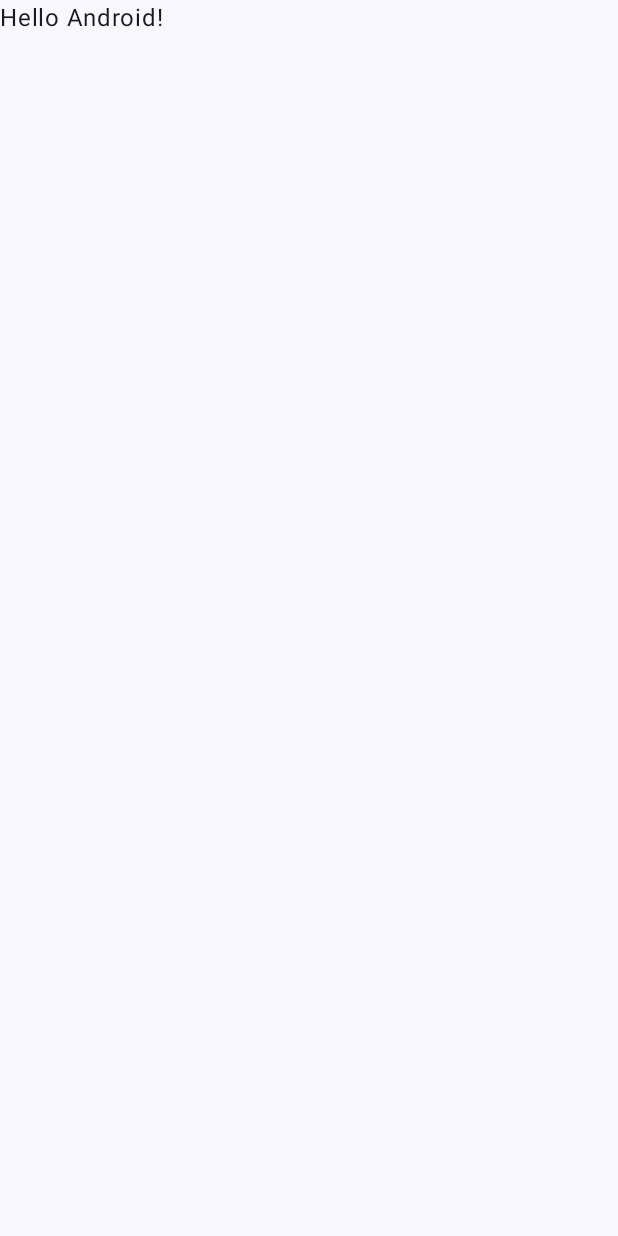
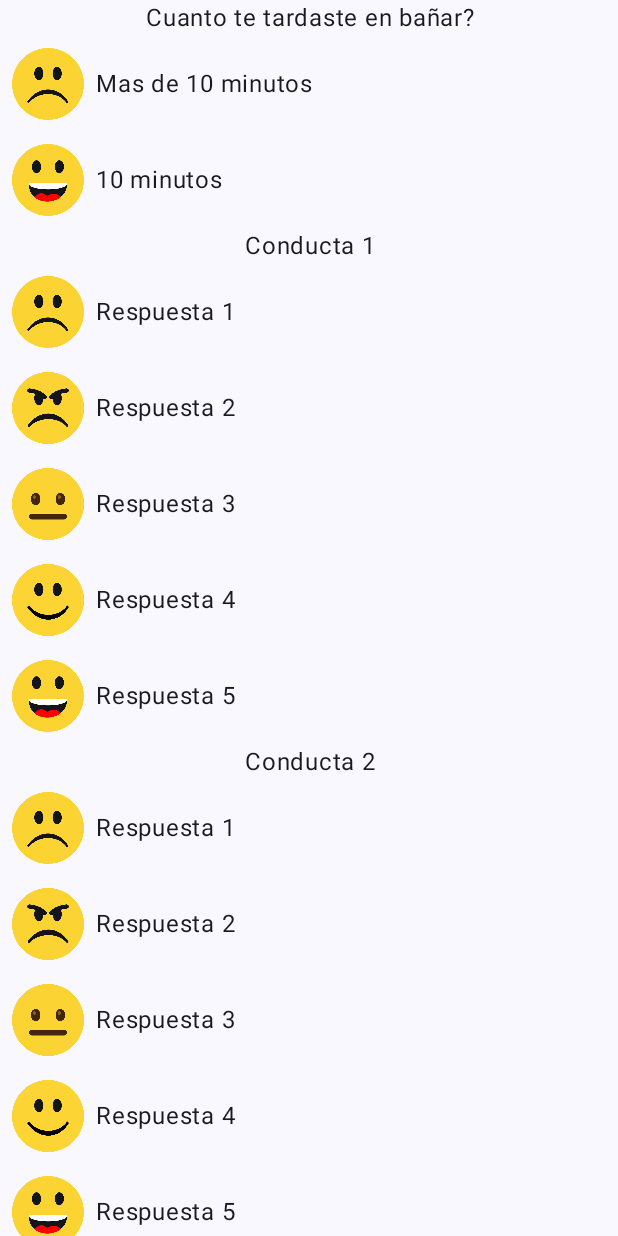
Before and after one commit to rafavela/LitrosDeAgua, an Android app built with Jetpack Compose: the screen it shows after launch (MainActivity), on a phone screen of 412 x 824 dp. Before the commit the screen is almost empty. Run offline under Robolectric (Android 15) with nearby library versions, the phone set to English and light mode, and no system bars.

Commit message:
Add behaviour layout

```diff
--- a/app/src/main/java/com/dragonfruit/litrosdeagua/MainActivity.kt
+++ b/app/src/main/java/com/dragonfruit/litrosdeagua/MainActivity.kt
@@ -1,5 +1,6 @@
 package com.dragonfruit.litrosdeagua
 
+import android.annotation.SuppressLint
 import android.os.Bundle
 import androidx.activity.ComponentActivity
 import androidx.activity.compose.setContent
@@ -7,41 +8,33 @@ import androidx.activity.enableEdgeToEdge
 import androidx.compose.foundation.layout.fillMaxSize
 import androidx.compose.foundation.layout.padding
 import androidx.compose.material3.Scaffold
-import androidx.compose.material3.Text
 import androidx.compose.runtime.Composable
 import androidx.compose.ui.Modifier
 import androidx.compose.ui.tooling.preview.Preview
+import com.dragonfruit.litrosdeagua.data.BehaviourList
+import com.dragonfruit.litrosdeagua.ui.BehaviourComponent
+import com.dragonfruit.litrosdeagua.ui.BehaviourLayout
 import com.dragonfruit.litrosdeagua.ui.theme.LitrosDeAguaTheme
 
 class MainActivity : ComponentActivity() {
+    @SuppressLint("UnusedMaterial3ScaffoldPaddingParameter")
     override fun onCreate(savedInstanceState: Bundle?) {
         super.onCreate(savedInstanceState)
         enableEdgeToEdge()
         setContent {
             LitrosDeAguaTheme {
-                Scaffold(modifier = Modifier.fillMaxSize()) { innerPadding ->
-                    Greeting(
-                        name = "Android",
-                        modifier = Modifier.padding(innerPadding)
-                    )
+                Scaffold(modifier = Modifier.fillMaxSize()) {
+                    BehaviourLayout(BehaviourList.behaviours)
                 }
             }
         }
     }
 }
 
-@Composable
-fun Greeting(name: String, modifier: Modifier = Modifier) {
-    Text(
-        text = "Hello $name!",
-        modifier = modifier
-    )
-}
-
 @Preview(showBackground = true)
 @Composable
 fun GreetingPreview() {
     LitrosDeAguaTheme {
-        Greeting("Android")
+        BehaviourLayout(BehaviourList.behaviours)
     }
 }
--- /dev/null
+++ b/app/src/main/java/com/dragonfruit/litrosdeagua/data/Action.kt
@@ -0,0 +1,9 @@
+package com.dragonfruit.litrosdeagua.data
+
+import androidx.annotation.DrawableRes
+import androidx.annotation.StringRes
+
+data class Action(
+    @DrawableRes val icon: Int,
+    @StringRes val behaviour: Int,
+)
--- /dev/null
+++ b/app/src/main/java/com/dragonfruit/litrosdeagua/data/Behaviour.kt
@@ -0,0 +1,8 @@
+package com.dragonfruit.litrosdeagua.data
+
+import androidx.annotation.StringRes
+
+data class Behaviour(
+    @StringRes val title: Int,
+    val actionList: List<Action>,
+)
--- /dev/null
+++ b/app/src/main/java/com/dragonfruit/litrosdeagua/data/BehaviourList.kt
@@ -0,0 +1,63 @@
+package com.dragonfruit.litrosdeagua.data
+
+
+import com.dragonfruit.litrosdeagua.R
+
+object BehaviourList {
+    val behaviours = listOf(
+        Behaviour(
+            title = R.string.ShowerTime,
+            actionList = listOf(
+                Action(icon = R.drawable.sad_icon, behaviour = R.string.MoreThanTenMinutes),
+                Action(icon = R.drawable.laugh_icon, behaviour = R.string.TenMinutes),
+            )
+        ),
+        Behaviour(
+            title = R.string.Behaviour1,
+            actionList = listOf(
+                Action(icon = R.drawable.sad_icon, behaviour = R.string.Behaviour1Answer1),
+                Action(icon = R.drawable.angry_icon, behaviour = R.string.Behaviour1Answer2),
+                Action(icon = R.drawable.neutral_face_emoji_icon, behaviour = R.string.Behaviour1Answer3),
+                Action(icon = R.drawable.smiley_icon, behaviour = R.string.Behaviour1Answer4),
+                Action(icon = R.drawable.laugh_icon, behaviour = R.string.Behaviour1Answer5),
+            )
+        ),
+        Behaviour(
+            title = R.string.Behaviour2,
+            actionList = listOf(
+                Action(icon = R.drawable.sad_icon, behaviour = R.string.Behaviour2Answer1),
+                Action(icon = R.drawable.angry_icon, behaviour = R.string.Behaviour2Answer2),
+                Action(icon = R.drawable.neutral_face_emoji_icon, behaviour = R.string.Behaviour2Answer3),
+                Action(icon = R.drawable.smiley_icon, behaviour = R.string.Behaviour2Answer4),
+                Action(icon = R.drawable.laugh_icon, behaviour = R.string.Behaviour2Answer5),
+            )
+        ),
+        Behaviour(
+            title = R.string.BottledWater,
+            actionList = listOf(
+                Action(icon = R.drawable.sad_icon, behaviour = R.string.BottledWaterNo),
+                Action(icon = R.drawable.laugh_icon, behaviour = R.string.BottledWaterYes),
+            )
+        ),
+        Behaviour(
+            title = R.string.Behaviour3,
+            actionList = listOf(
+                Action(icon = R.drawable.sad_icon, behaviour = R.string.Behaviour3Answer1),
+                Action(icon = R.drawable.angry_icon, behaviour = R.string.Behaviour3Answer2),
+                Action(icon = R.drawable.neutral_face_emoji_icon, behaviour = R.string.Behaviour3Answer3),
+                Action(icon = R.drawable.smiley_icon, behaviour = R.string.Behaviour3Answer4),
+                Action(icon = R.drawable.laugh_icon, behaviour = R.string.Behaviour3Answer5),
+            )
+        ),
+        Behaviour(
+            title = R.string.Behaviour4,
+            actionList = listOf(
+                Action(icon = R.drawable.sad_icon, behaviour = R.string.Behaviour4Answer1),
+                Action(icon = R.drawable.angry_icon, behaviour = R.string.Behaviour4Answer2),
+                Action(icon = R.drawable.neutral_face_emoji_icon, behaviour = R.string.Behaviour4Answer3),
+                Action(icon = R.drawable.smiley_icon, behaviour = R.string.Behaviour4Answer4),
+                Action(icon = R.drawable.laugh_icon, behaviour = R.string.Behaviour4Answer5),
+            )
+        ),
+    )
+}
--- /dev/null
+++ b/app/src/main/java/com/dragonfruit/litrosdeagua/data/DataSource.kt
@@ -0,0 +1,5 @@
+package com.dragonfruit.litrosdeagua.data
+
+object DataSource {
+//    val
+}
--- /dev/null
+++ b/app/src/main/java/com/dragonfruit/litrosdeagua/ui/BehaviourLayout.kt
@@ -0,0 +1,74 @@
+package com.dragonfruit.litrosdeagua.ui
+
+import androidx.compose.foundation.Image
+import androidx.compose.runtime.Composable
+import androidx.compose.foundation.layout.Row
+import androidx.compose.foundation.layout.Column
+import androidx.compose.foundation.layout.fillMaxWidth
+import androidx.compose.foundation.layout.padding
+import androidx.compose.foundation.layout.size
+import androidx.compose.material3.Text
+import androidx.compose.ui.Alignment
+import androidx.compose.ui.res.painterResource
+import androidx.compose.ui.tooling.preview.Preview
+import com.dragonfruit.litrosdeagua.ui.theme.LitrosDeAguaTheme
+import androidx.compose.ui.Modifier
+import androidx.compose.ui.res.dimensionResource
+import androidx.compose.ui.res.stringResource
+import androidx.compose.ui.text.style.TextAlign
+import com.dragonfruit.litrosdeagua.R
+import com.dragonfruit.litrosdeagua.data.Action
+import com.dragonfruit.litrosdeagua.data.Behaviour
+import com.dragonfruit.litrosdeagua.data.BehaviourList
+import androidx.compose.foundation.lazy.items
+import androidx.compose.foundation.lazy.LazyColumn
+
+@Composable
+fun BehaviourLayout(behaviourList: List<Behaviour>){
+    LazyColumn {
+        items (behaviourList) {
+            BehaviourComponent(it)
+        }
+    }
+}
+
+@Composable
+fun BehaviourComponent(behaviour: Behaviour){
+    Column {
+        Text(
+            text = stringResource(behaviour.title) ,
+            textAlign = TextAlign.Center,
+            modifier = Modifier.fillMaxWidth(),
+        )
+        for(action in behaviour.actionList){
+            ActionComponent(action)
+        }
+    }
+}
+
+@Composable
+fun ActionComponent(
+    action: Action
+){
+    Row{
+        Image(
+            painter = painterResource(action.icon),
+            contentDescription = null,
+            modifier = Modifier
+                .size(dimensionResource(R.dimen.image_size))
+                .padding(dimensionResource(R.dimen.padding_small)),
+        )
+        Text(
+            text= stringResource(action.behaviour),
+            modifier = Modifier.fillMaxWidth().align(Alignment.CenterVertically),
+        )
+    }
+}
+
+@Preview(showBackground = true)
+@Composable
+fun BehaviourComponentPreview() {
+    LitrosDeAguaTheme {
+        BehaviourLayout(BehaviourList.behaviours)
+    }
+}
--- /dev/null
+++ b/app/src/main/res/values/dimens.xml
@@ -0,0 +1,6 @@
+<?xml version="1.0" encoding="utf-8"?>
+<resources>
+    <dimen name="padding_small">8dp</dimen>
+    <dimen name="padding_medium">16dp</dimen>
+    <dimen name="image_size">64dp</dimen>
+</resources>
--- a/app/src/main/res/values/strings.xml
+++ b/app/src/main/res/values/strings.xml
@@ -1,3 +1,33 @@
 <resources>
     <string name="app_name">LitrosDeAgua</string>
+    <string name="ShowerTime">Cuanto te tardaste en bañar?</string>
+    <string name="TenMinutes">10 minutos</string>
+    <string name="MoreThanTenMinutes">Mas de 10 minutos</string>
+    <string name="BottledWater">Compraste hoy agua embotellada?</string>
+    <string name="BottledWaterYes">Si</string>
+    <string name="BottledWaterNo">No</string>
+    <string name="Behaviour1">Conducta 1</string>
+    <string name="Behaviour1Answer1">Respuesta 1</string>
+    <string name="Behaviour1Answer2">Respuesta 2</string>
+    <string name="Behaviour1Answer3">Respuesta 3</string>
+    <string name="Behaviour1Answer4">Respuesta 4</string>
+    <string name="Behaviour1Answer5">Respuesta 5</string>
+    <string name="Behaviour2">Conducta 2</string>
+    <string name="Behaviour2Answer1">Respuesta 1</string>
+    <string name="Behaviour2Answer2">Respuesta 2</string>
+    <string name="Behaviour2Answer3">Respuesta 3</string>
+    <string name="Behaviour2Answer4">Respuesta 4</string>
+    <string name="Behaviour2Answer5">Respuesta 5</string>
+    <string name="Behaviour3">Conducta 3</string>
+    <string name="Behaviour3Answer1">Respuesta 1</string>
+    <string name="Behaviour3Answer2">Respuesta 2</string>
+    <string name="Behaviour3Answer3">Respuesta 3</string>
+    <string name="Behaviour3Answer4">Respuesta 4</string>
+    <string name="Behaviour3Answer5">Respuesta 5</string>
+    <string name="Behaviour4">Conducta 4</string>
+    <string name="Behaviour4Answer1">Respuesta 1</string>
+    <string name="Behaviour4Answer2">Respuesta 2</string>
+    <string name="Behaviour4Answer3">Respuesta 3</string>
+    <string name="Behaviour4Answer4">Respuesta 4</string>
+    <string name="Behaviour4Answer5">Respuesta 5</string>
 </resources>
```
Also changed, not shown: app/src/main/res/drawable-nodpi/angry_icon.png (added), app/src/main/res/drawable-nodpi/laugh_icon.png (added), app/src/main/res/drawable-nodpi/neutral_face_emoji_icon.png (added), app/src/main/res/drawable-nodpi/sad_icon.png (added), app/src/main/res/drawable-nodpi/smiley_icon.png (added).
